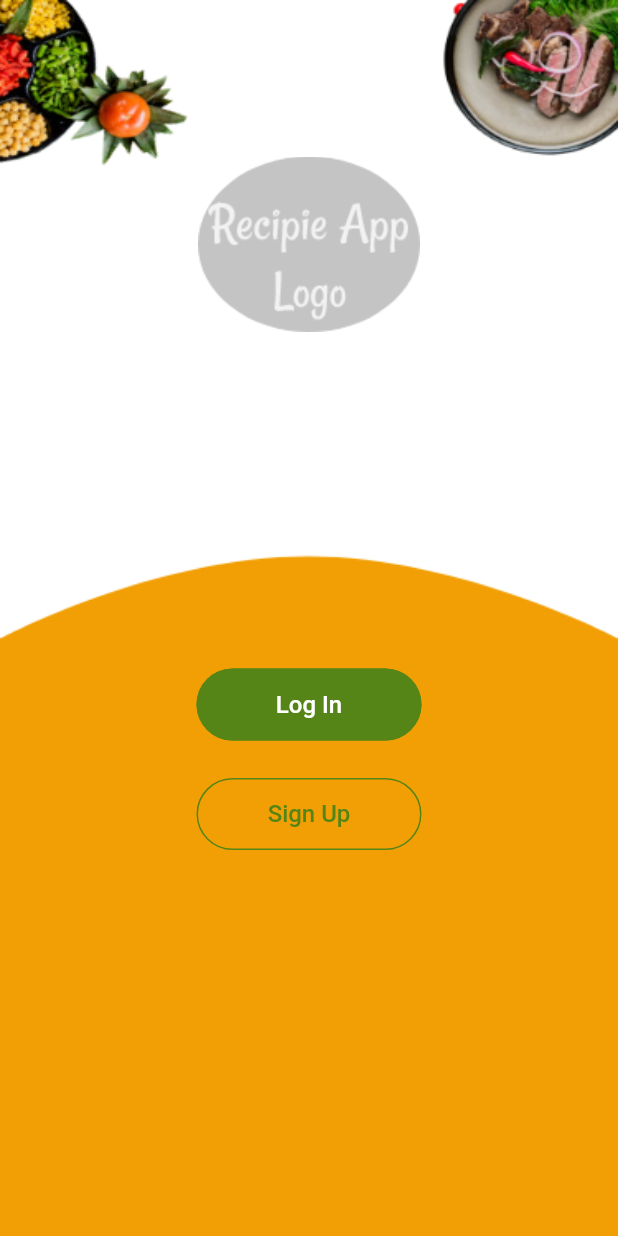
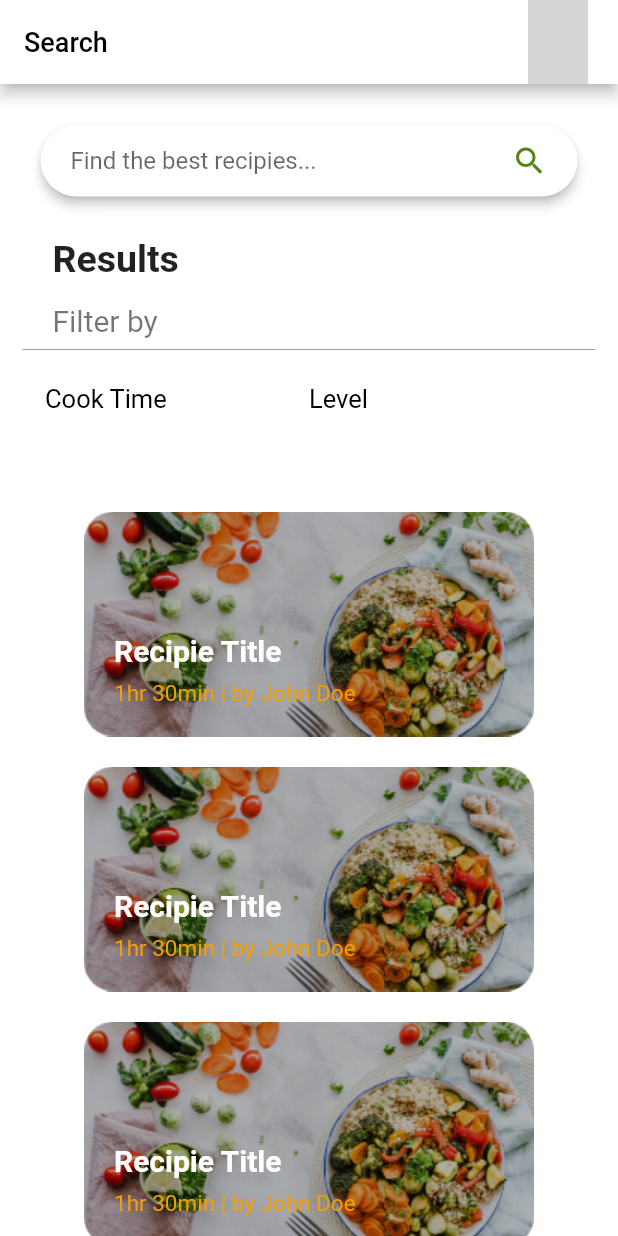
Before and after one commit to shahrukhktk/Recipe-Flutter-App-UI, a Flutter app: the screen it shows after launch, on a phone screen of 412 x 824 dp. Run offline on Flutter 3.47's test engine with Material 2 defaults, Android fonts, the phone set to English and light mode, and no system bars; our stand-ins replace image_picker; network calls fail; grey boxes are pictures that could not be loaded.

Commit message:
INIT COMMIT 1. Auth Main Screen Done 2. Login Page Done 3. Signup option page done 4. Sign up with email page done 5. Upload image page done 6. Home Page done

```diff
--- /dev/null
+++ b/lib/MainScreens/SearchPage.dart
@@ -0,0 +1,263 @@
+import 'package:flutter/cupertino.dart';
+import 'package:flutter/material.dart';
+import 'package:recipe/AppAssets/app_assets.dart';
+import 'package:recipe/AppAssets/custom_searchbar.dart';
+
+class SearchPage extends StatefulWidget {
+  @override
+  _SearchPageScreenState createState() => _SearchPageScreenState();
+}
+
+class _SearchPageScreenState extends State<SearchPage> {
+  @override
+  Widget build(BuildContext context) {
+    return Scaffold(
+      backgroundColor: Colors.white,
+      appBar: AppBar(title: Text('Search', style: TextStyle(
+          fontFamily: 'Roboto', fontSize: 18, fontWeight: FontWeight.w500, color: Colors.black
+      ),),
+      actions: [
+        Padding(
+          padding: const EdgeInsets.only(right: 20.0),
+          child: CircleAvatar(
+            backgroundImage: NetworkImage('https://images.pexels.com/photos/1152994/pexels-photo-1152994.jpeg?cs=srgb&dl=pexels-myicahel-tamburini-1152994.jpg&fm=jpg'),
+          ),
+        )
+      ],
+      backgroundColor: Colors.white,
+      ),
+      body: ListView(
+        padding: EdgeInsets.all(15),
+        children: [
+
+          Padding(
+            padding: const EdgeInsets.all(8.0),
+            child: SearchBarClass(),
+          ),
+
+          Padding(
+            padding: const EdgeInsets.only(left: 20.0, top: 15),
+            child: Text(
+              "Results",
+              style: TextStyle(
+                fontSize: 25.0, fontFamily: 'Roboto', fontWeight: FontWeight.bold,
+              ),
+            ),
+          ),
+
+          Padding(
+            padding: const EdgeInsets.only(left: 20.0, top: 15),
+            child: Text(
+              "Filter by",
+              style: TextStyle(
+                fontSize: 20.0, fontFamily: 'Roboto', fontWeight: FontWeight.normal, color: Colors.black54
+              ),
+            ),
+          ),
+
+          Divider(
+            color: Colors.black38,
+          ),
+
+          Padding(
+            padding: const EdgeInsets.all(15.0),
+            child: Row(
+              mainAxisAlignment: MainAxisAlignment.start,
+              crossAxisAlignment: CrossAxisAlignment.center,
+              children: [
+                Expanded(
+                  flex: 2,
+                  child: Column(
+                    mainAxisAlignment: MainAxisAlignment.start,
+                    crossAxisAlignment: CrossAxisAlignment.start,
+                    children: [
+
+                      Text(
+                        "Cook Time",
+                        style: TextStyle(
+                            fontSize: 17.0, fontFamily: 'Roboto', fontWeight: FontWeight.normal, color: Colors.black
+                        ),
+                      ),
+
+
+
+                    ],
+                  ),
+                ),
+
+                Expanded(
+                  flex: 2,
+                  child: Column(
+                    mainAxisAlignment: MainAxisAlignment.start,
+                    crossAxisAlignment: CrossAxisAlignment.start,
+                    children: [
+                      Text(
+                        "Level",
+                        style: TextStyle(
+                            fontSize: 17.0, fontFamily: 'Roboto', fontWeight: FontWeight.normal, color: Colors.black
+                        ),
+                      ),
+                    ],
+                  ),
+                ),
+
+              ],
+            ),
+          ),
+
+          Padding(
+            padding: const EdgeInsets.only(top: 50.0),
+            child: Center(
+              child: Stack(
+                children: [
+                  Image(image: AssetImage('images/recipe_image.png')),
+                  Positioned(
+                      bottom: 20,
+                      left: 20,
+                      child: Column(
+                        mainAxisAlignment: MainAxisAlignment.start,
+                        crossAxisAlignment: CrossAxisAlignment.start,
+                        children: [
+                          Text('Recipie Title', style: TextStyle(
+                            fontSize: 20.0, fontFamily: 'Roboto', fontWeight: FontWeight.bold, color: Colors.white
+                          ),),
+
+                          Padding(
+                            padding: const EdgeInsets.only(top: 8.0),
+                            child: Text('1hr 30min | by John Doe', style: TextStyle(
+                              fontSize: 15.0, fontFamily: 'Roboto', fontWeight: FontWeight.w400, color: AppColors.themecolor
+                            ),),
+                          ),
+                    ],
+                  ))
+                ],
+              ),
+            ),
+          ),
+
+          Padding(
+            padding: const EdgeInsets.only(top: 20.0),
+            child: Center(
+              child: Stack(
+                children: [
+                  Image(image: AssetImage('images/recipe_image.png')),
+                  Positioned(
+                      bottom: 20,
+                      left: 20,
+                      child: Column(
+                        mainAxisAlignment: MainAxisAlignment.start,
+                        crossAxisAlignment: CrossAxisAlignment.start,
+                        children: [
+                          Text('Recipie Title', style: TextStyle(
+                              fontSize: 20.0, fontFamily: 'Roboto', fontWeight: FontWeight.bold, color: Colors.white
+                          ),),
+
+                          Padding(
+                            padding: const EdgeInsets.only(top: 8.0),
+                            child: Text('1hr 30min | by John Doe', style: TextStyle(
+                                fontSize: 15.0, fontFamily: 'Roboto', fontWeight: FontWeight.w400, color: AppColors.themecolor
+                            ),),
+                          ),
+                        ],
+                      ))
+                ],
+              ),
+            ),
+          ),
+
+          Padding(
+            padding: const EdgeInsets.only(top: 20.0),
+            child: Center(
+              child: Stack(
+                children: [
+                  Image(image: AssetImage('images/recipe_image.png')),
+                  Positioned(
+                      bottom: 20,
+                      left: 20,
+                      child: Column(
+                        mainAxisAlignment: MainAxisAlignment.start,
+                        crossAxisAlignment: CrossAxisAlignment.start,
+                        children: [
+                          Text('Recipie Title', style: TextStyle(
+                              fontSize: 20.0, fontFamily: 'Roboto', fontWeight: FontWeight.bold, color: Colors.white
+                          ),),
+
+                          Padding(
+                            padding: const EdgeInsets.only(top: 8.0),
+                            child: Text('1hr 30min | by John Doe', style: TextStyle(
+                                fontSize: 15.0, fontFamily: 'Roboto', fontWeight: FontWeight.w400, color: AppColors.themecolor
+                            ),),
+                          ),
+                        ],
+                      ))
+                ],
+              ),
+            ),
+          ),
+
+          Padding(
+            padding: const EdgeInsets.only(top: 20.0),
+            child: Center(
+              child: Stack(
+                children: [
+                  Image(image: AssetImage('images/recipe_image.png')),
+                  Positioned(
+                      bottom: 20,
+                      left: 20,
+                      child: Column(
+                        mainAxisAlignment: MainAxisAlignment.start,
+                        crossAxisAlignment: CrossAxisAlignment.start,
+                        children: [
+                          Text('Recipie Title', style: TextStyle(
+                              fontSize: 20.0, fontFamily: 'Roboto', fontWeight: FontWeight.bold, color: Colors.white
+                          ),),
+
+                          Padding(
+                            padding: const EdgeInsets.only(top: 8.0),
+                            child: Text('1hr 30min | by John Doe', style: TextStyle(
+                                fontSize: 15.0, fontFamily: 'Roboto', fontWeight: FontWeight.w400, color: AppColors.themecolor
+                            ),),
+                          ),
+                        ],
+                      ))
+                ],
+              ),
+            ),
+          ),
+
+          Padding(
+            padding: const EdgeInsets.only(top: 20.0),
+            child: Center(
+              child: Stack(
+                children: [
+                  Image(image: AssetImage('images/recipe_image.png')),
+                  Positioned(
+                      bottom: 20,
+                      left: 20,
+                      child: Column(
+                        mainAxisAlignment: MainAxisAlignment.start,
+                        crossAxisAlignment: CrossAxisAlignment.start,
+                        children: [
+                          Text('Recipie Title', style: TextStyle(
+                              fontSize: 20.0, fontFamily: 'Roboto', fontWeight: FontWeight.bold, color: Colors.white
+                          ),),
+
+                          Padding(
+                            padding: const EdgeInsets.only(top: 8.0),
+                            child: Text('1hr 30min | by John Doe', style: TextStyle(
+                                fontSize: 15.0, fontFamily: 'Roboto', fontWeight: FontWeight.w400, color: AppColors.themecolor
+                            ),),
+                          ),
+                        ],
+                      ))
+                ],
+              ),
+            ),
+          ),
+
+
+        ],
+      ),
+    );
+  }
+}
--- a/lib/main.dart
+++ b/lib/main.dart
@@ -1,5 +1,6 @@
 import 'package:flutter/material.dart';
 import 'package:recipe/AppAssets/app_assets.dart';
+import 'package:recipe/MainScreens/SearchPage.dart';
 import 'package:recipe/MainScreens/bottomnav.dart';
 
 import 'Authentication/getstarted.dart';
@@ -11,5 +12,5 @@ void main() => runApp(new MaterialApp(
     fontFamily: "Roboto",
   ),
   debugShowCheckedModeBanner: false,
-  home: MainAuthScreen(),
+  home: SearchPage(),
 ));
```
